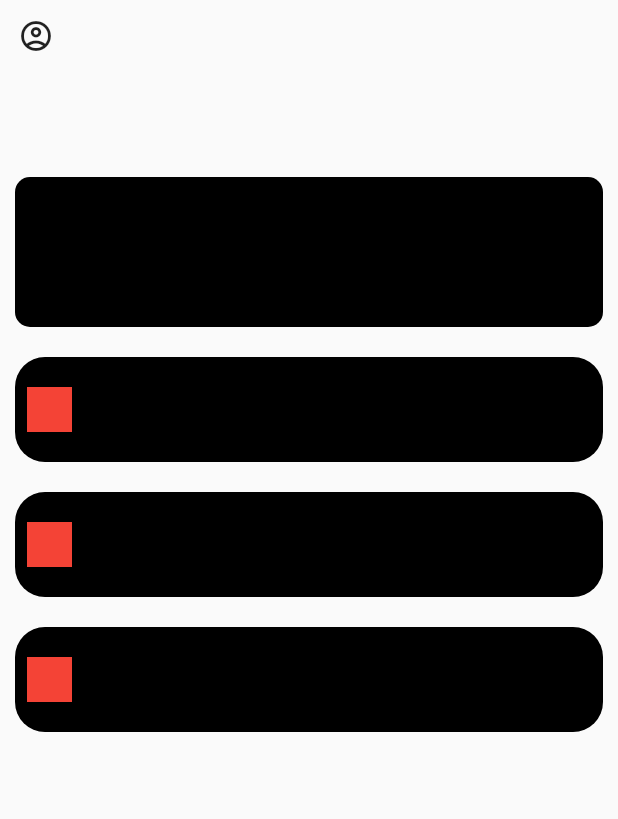
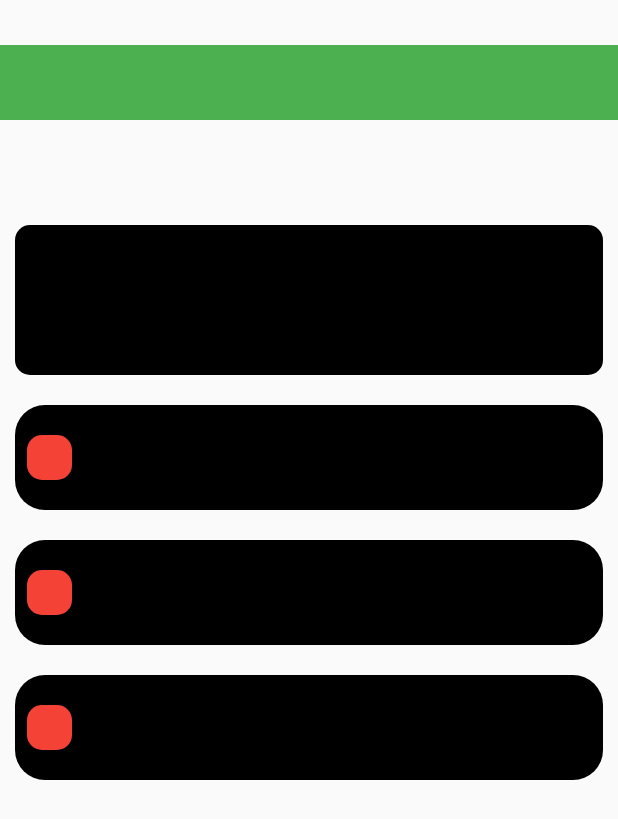
Before and after one commit to Unique-chiemerie/Testing-dark-light-mode--Shared-preferences-, a Flutter app: the screen it shows after launch, on a phone screen of 412 x 824 dp. Shown: the top 819 px of the screen. Run offline on Flutter 3.47's test engine with Material 2 defaults, Android fonts, the phone set to English and light mode, and no system bars; our stand-ins replace shared_preferences.

Commit message:
fixing the icon button

```diff
--- a/lib/custom widget/tiles.dart
+++ b/lib/custom widget/tiles.dart
@@ -67,9 +67,9 @@ class _ListTState extends State<ListT> {
             Container(
               height: 30,
               width: 30,
-              color: Colors.red,
               decoration: BoxDecoration(
                 borderRadius: BorderRadius.circular(10),
+                color: Colors.red,
               ),
             ),
             const SizedBox(
@@ -116,6 +116,7 @@ class _profilepageState extends State<profilepage> {
             ),
           ],
         ),
+        //the card widget to contain the option to switch modes
       ],
     );
   }
--- a/lib/main.dart
+++ b/lib/main.dart
@@ -31,27 +31,27 @@ class ScallF extends StatefulWidget {
 }
 
 class _ScallFState extends State<ScallF> {
+  void settingspage() {
+    Navigator.push(
+      context,
+      MaterialPageRoute(
+        builder: (context) => const profilepage(),
+      ),
+    );
+  }
+
   @override
   Widget build(BuildContext context) {
     return Scaffold(
       body: ListView(
         children: [
-          Row(
-            crossAxisAlignment: CrossAxisAlignment.end,
-            children: [
-              IconButton(
-                onPressed: () {
-                  Navigator.push(
-                    context,
-                    PageRouteBuilder(
-                      pageBuilder: (context, animation, secondaryAnimation) =>
-                          const profilepage(),
-                    ),
-                  );
-                },
-                icon: const Icon(Icons.account_circle_outlined),
-              ),
-            ],
+          const SizedBox(
+            height: 30,
+          ),
+          Container(
+            height: 50,
+            width: 50,
+            color: Colors.green,
           ),
           const SizedBox(
             height: 60,
```
